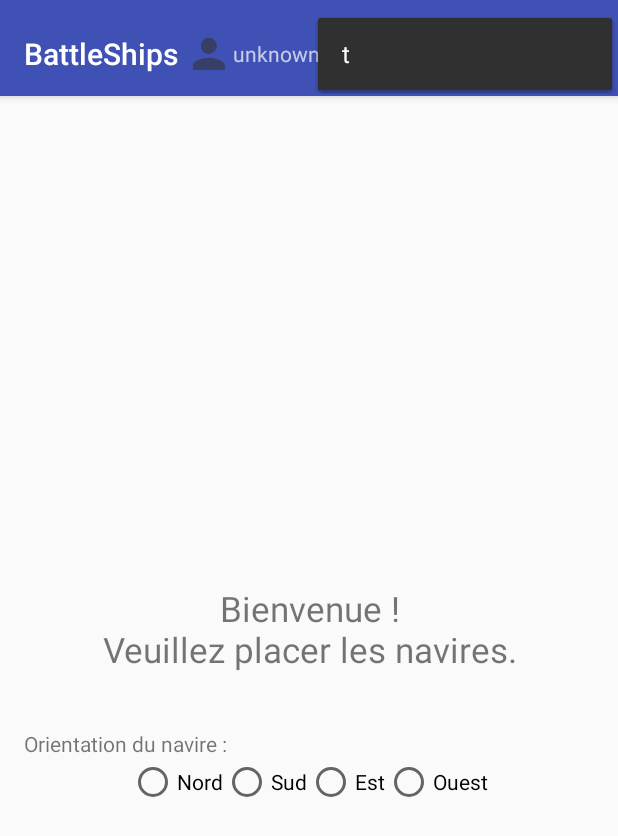
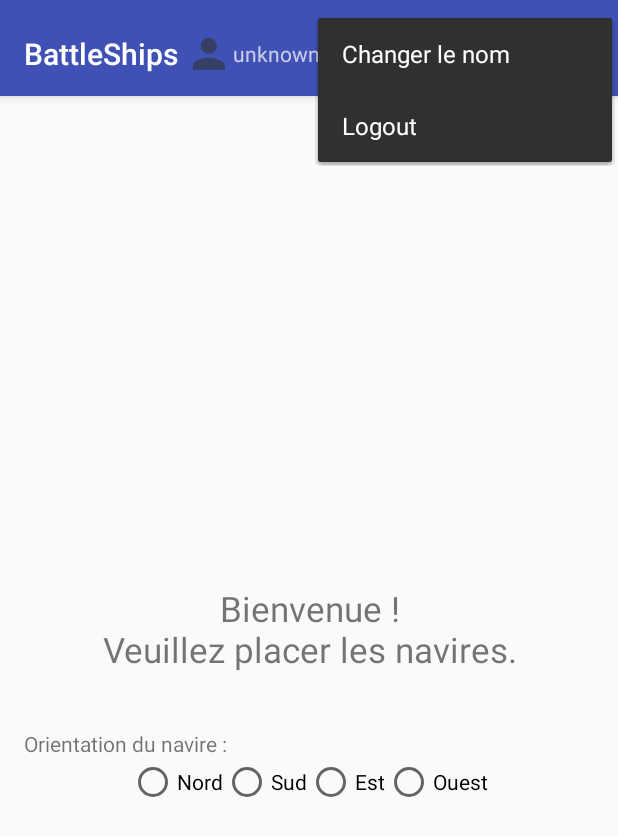
Before and after one commit to mklecha/BattleShips-ENSTA, an Android app: the PutShipsActivity screen opened directly, with no data from a screen before it, with the options menu open, on a phone screen of 412 x 824 dp. Shown: the top 836 px of the screen. Run offline under Robolectric (Android 15) with nearby library versions, the phone set to English and light mode, and no system bars; 7 statements that could not run were skipped.

Commit message:
added change name dialog -added action bar menu -added logout option

```diff
--- /dev/null
+++ b/app/src/main/res/menu/menu_put_ships.xml
@@ -0,0 +1,10 @@
+<?xml version="1.0" encoding="utf-8"?>
+<menu xmlns:android="http://schemas.android.com/apk/res/android">
+    <item
+        android:id="@+id/menu_change_name"
+        android:title="@string/menu_change_name" />
+    <item
+        android:id="@+id/menu_logout"
+        android:title="@string/menu_logout"
+        />
+</menu>
--- a/app/src/main/res/menu/put_ships.xml
+++ /dev/null
@@ -1,6 +0,0 @@
-<?xml version="1.0" encoding="utf-8"?>
-<menu xmlns:android="http://schemas.android.com/apk/res/android">
-    <item
-        android:id="@+id/t"
-        android:title="t" />
-</menu>
--- a/app/src/main/res/values/strings.xml
+++ b/app/src/main/res/values/strings.xml
@@ -16,9 +16,15 @@
     <string name="enter_name_hint">entrez votre nom</string>
     <string name="button_enter_name">Jouer!</string>
     <string name="put_ship_error">impossible de placer le navire ici</string>
-    <string name="insert_name_error">veuillez insérer votre nom</string>
+    <string name="insert_name_error">Veuillez insérer votre nom</string>
     <string name="win">Gagné</string>
     <string name="lose">Perdu</string>
     <string name="start_over">Start over</string>
     <string name="back">Back</string>
+    <string name="menu_change_name">Changer le nom</string>
+    <string name="menu_logout">Logout</string>
+    <string name="hint_new_user_name">Nouveau nom d\'utilisateur:</string>
+    <string name="dialog_ok">Ok</string>
+    <string name="dialog_cancel">Cancel</string>
+    <string name="info_username_changed">Nom d\'utilisateur est changé</string>
 </resources>
```
Also changed, not shown: app/src/main/java/com/excilys/formation/battleships/android/ui/PlayerNameActivity.java (+3 -8 lines), app/src/main/java/com/excilys/formation/battleships/android/ui/PutShipsActivity.java (+65 -1 lines), app/src/main/res/layout/dialog_change_name.xml (added, +15 -0 lines).
